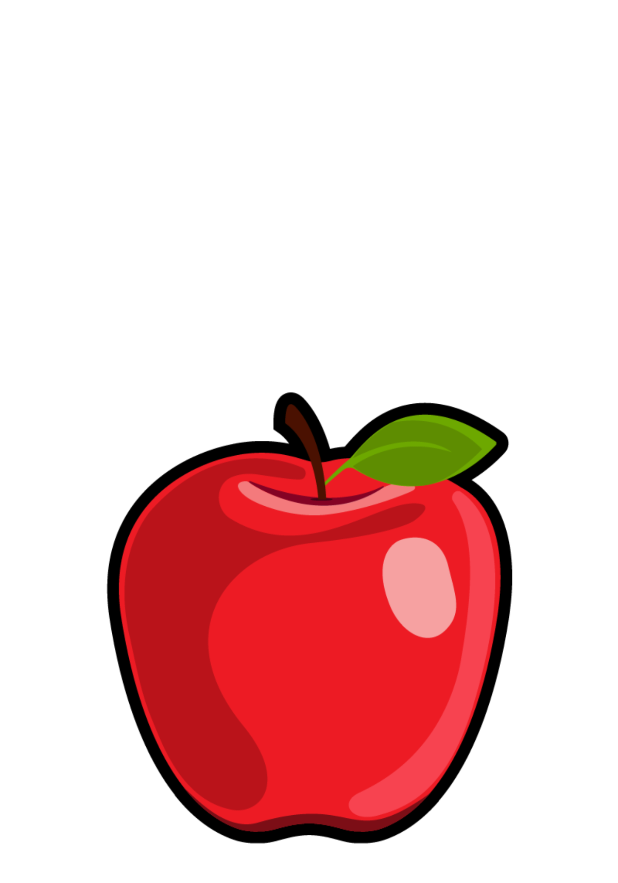
After one commit to lazdayid/fruits-kotlin, an Android app: the SplashActivity screen opened directly, with no data from a screen before it, on a phone screen of 412 x 824 dp. The commit adds this screen. Shown: the top 883 px of the screen. Run offline under Robolectric (Android 15) with nearby library versions, the phone set to English and light mode, and no system bars; 1 statement that could not run was skipped.

Commit message:
add splash screen

```diff
--- a/app/src/main/AndroidManifest.xml
+++ b/app/src/main/AndroidManifest.xml
@@ -9,8 +9,9 @@
         android:roundIcon="@mipmap/ic_launcher_round"
         android:supportsRtl="true"
         android:theme="@style/Theme.FruitsKotlin">
-        <activity android:name=".DetailActivity"></activity>
-        <activity android:name=".FruitActivity">
+        <activity android:name=".FruitActivity"/>
+        <activity android:name=".DetailActivity" />
+        <activity android:name=".SplashActivity">
             <intent-filter>
                 <action android:name="android.intent.action.MAIN" />
 
--- /dev/null
+++ b/app/src/main/java/com/lazday/fruitskotlin/SplashActivity.kt
@@ -0,0 +1,20 @@
+package com.lazday.fruitskotlin
+
+import android.content.Intent
+import androidx.appcompat.app.AppCompatActivity
+import android.os.Bundle
+import android.os.Handler
+import android.os.Looper
+
+class SplashActivity : AppCompatActivity() {
+    override fun onCreate(savedInstanceState: Bundle?) {
+        super.onCreate(savedInstanceState)
+        setContentView(R.layout.activity_splash)
+        supportActionBar!!.hide()
+        Handler(Looper.getMainLooper()).postDelayed({
+            val intent = Intent(this, FruitActivity::class.java)
+            startActivity( intent )
+            finish()
+        }, 1000)
+    }
+}
--- a/app/src/main/res/layout/activity_fruit.xml
+++ b/app/src/main/res/layout/activity_fruit.xml
@@ -18,6 +18,8 @@
         app:layout_constraintTop_toTopOf="parent"
         />
     <com.google.android.material.floatingactionbutton.FloatingActionButton
+        android:visibility="gone"
+        tools:visibility="visible"
         android:id="@+id/fab"
         android:layout_width="wrap_content"
         android:layout_height="wrap_content"
--- /dev/null
+++ b/app/src/main/res/layout/activity_splash.xml
@@ -0,0 +1,21 @@
+<?xml version="1.0" encoding="utf-8"?>
+<androidx.constraintlayout.widget.ConstraintLayout xmlns:android="http://schemas.android.com/apk/res/android"
+    xmlns:app="http://schemas.android.com/apk/res-auto"
+    xmlns:tools="http://schemas.android.com/tools"
+    android:layout_width="match_parent"
+    android:layout_height="match_parent"
+    tools:context=".SplashActivity"
+    >
+    <ImageView
+        android:id="@+id/image"
+        android:layout_width="0dp"
+        android:layout_height="wrap_content"
+        android:src="@drawable/apple"
+        android:adjustViewBounds="true"
+        app:layout_constraintStart_toStartOf="parent"
+        app:layout_constraintEnd_toEndOf="parent"
+        app:layout_constraintTop_toTopOf="parent"
+        app:layout_constraintBottom_toBottomOf="parent"
+        />
+
+</androidx.constraintlayout.widget.ConstraintLayout>
```
Also changed, not shown: app/src/main/java/com/lazday/fruitskotlin/FruitActivity.kt (+4 -4 lines).
